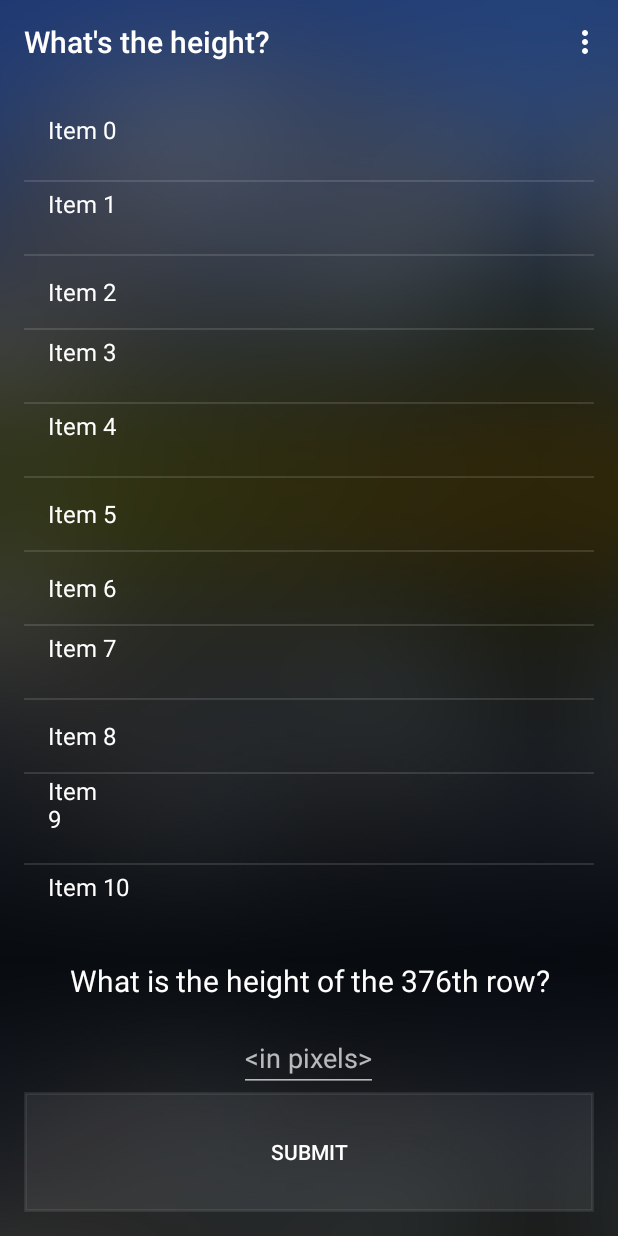
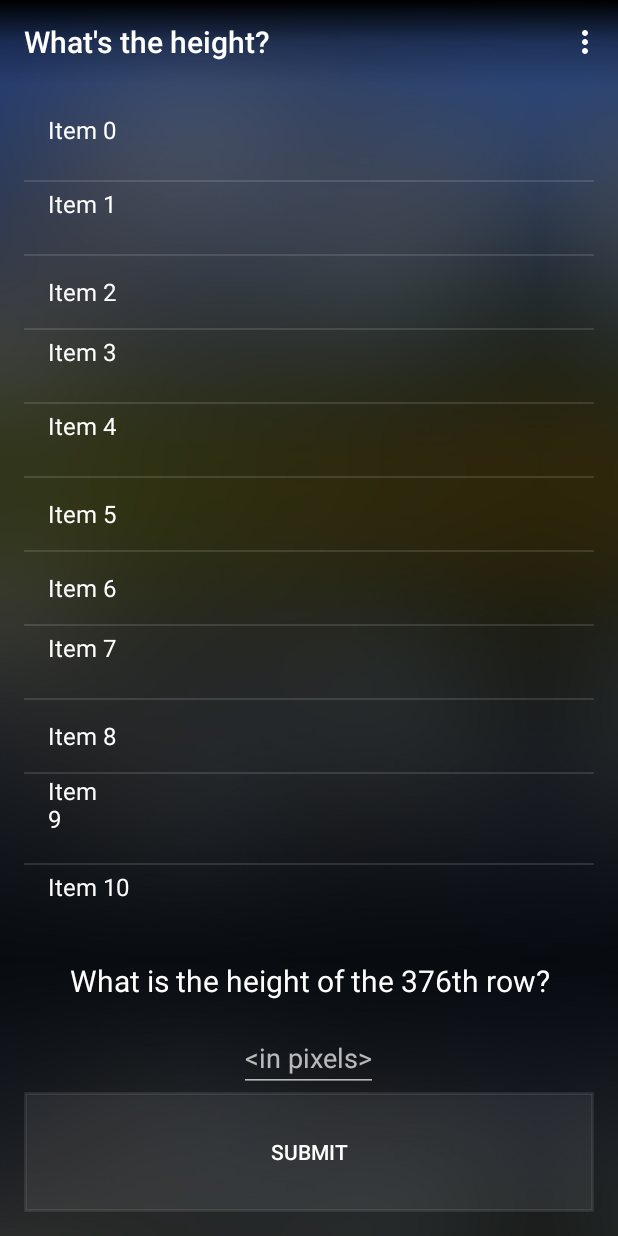
Before and after one commit to jasta/stetho-game, an Android app: the screen it shows after launch (MainActivity), on a phone screen of 412 x 824 dp. Run offline under Robolectric (Android 15) with nearby library versions, the phone set to English and light mode, and no system bars; our stand-ins replace ButterKnife; libraries missing offline, so code that uses them is left out: com.facebook.stetho, com.squareup.okhttp; pictures from the network do not load; 7 statements that could not run were skipped.

Commit message:
Added mostly untested crash achievement; a little visual flare in the action bar background

```diff
--- a/app/src/main/java/org/devtcg/stethogame/Achievements.java
+++ b/app/src/main/java/org/devtcg/stethogame/Achievements.java
@@ -25,7 +25,8 @@ public class Achievements {
     QUESTION_TOP_SCORE(R.string.achievement_top_gun),
     QUESTION_NETWORK_PASSWORD(R.string.achievement_steal_the_beacon),
     QUESTION_MODIFY_SETTING(R.string.achievement_modify_settings),
-    QUESTION_DUMPAPP_LOGIN(R.string.achievement_login);
+    QUESTION_DUMPAPP_LOGIN(R.string.achievement_login),
+    CRASH(R.string.achievement_crash);
 
     private final int mResId;
 
--- a/app/src/main/java/org/devtcg/stethogame/LoginActivity.java
+++ b/app/src/main/java/org/devtcg/stethogame/LoginActivity.java
@@ -10,7 +10,6 @@ import android.widget.Toast;
 import com.google.android.gms.common.api.PendingResult;
 import com.google.android.gms.common.api.ResultCallback;
 import com.google.android.gms.games.Games;
-import com.google.android.gms.games.achievement.*;
 import com.google.android.gms.games.achievement.Achievements;
 import com.google.example.games.basegameutils.GameHelper;
 
@@ -35,6 +34,7 @@ public class LoginActivity extends AppCompatActivity
     if (StethoGameApplication.USE_GOOGLE_PLAY) {
       mGameHelper = new GameHelper(this, GameHelper.CLIENT_GAMES);
       mGameHelper.enableDebugLog(true);
+
       mGameHelper.setup(this);
       GoogleApiClientInstance.set(mGameHelper.getApiClient());
     } else {
--- a/app/src/main/java/org/devtcg/stethogame/StethoGameApplication.java
+++ b/app/src/main/java/org/devtcg/stethogame/StethoGameApplication.java
@@ -10,6 +10,7 @@ import com.facebook.stetho.okhttp.StethoInterceptor;
 import com.squareup.okhttp.OkHttpClient;
 
 import java.util.ArrayList;
+import java.util.concurrent.TimeUnit;
 
 public class StethoGameApplication extends Application {
 
@@ -39,6 +40,25 @@ public class StethoGameApplication extends Application {
   @Override
   public void onCreate() {
     super.onCreate();
+
+    final Thread.UncaughtExceptionHandler previousHandler =
+        Thread.getDefaultUncaughtExceptionHandler();
+    Thread.setDefaultUncaughtExceptionHandler(new Thread.UncaughtExceptionHandler() {
+      @Override
+      public void uncaughtException(Thread thread, Throwable ex) {
+        Achievements.unlock(
+            StethoGameApplication.this,
+            Achievements.Achievement.CRASH);
+
+        // Provide a more graceful experience allowing the user to notice the crash before
+        // we go boom...
+        try {
+          Thread.sleep(4000, 0 /* nanos */);
+        } catch (InterruptedException e) {
+        }
+        previousHandler.uncaughtException(thread, ex);
+      }
+    });
 
     // This blocks, *sigh*...
     Achievements.syncStateFromDisk(this);
--- /dev/null
+++ b/app/src/main/res/drawable/action_bar_background.xml
@@ -0,0 +1,13 @@
+<shape
+    xmlns:android="http://schemas.android.com/apk/res/android"
+    android:shape="rectangle">
+
+  <gradient
+      android:startColor="#00000000"
+      android:centerColor="#44000000"
+      android:endColor="#ff000000"
+      android:angle="90"
+      android:dither="true"
+      />
+
+</shape>
--- a/app/src/main/res/values/styles.xml
+++ b/app/src/main/res/values/styles.xml
@@ -13,8 +13,8 @@
   </style>
 
   <style name="AppActionBar" parent="@style/Widget.AppCompat.ActionBar">
-    <item name="android:background">@android:color/transparent</item>
-    <item name="background">@android:color/transparent</item>
+    <item name="android:background">@drawable/action_bar_background</item>
+    <item name="background">@drawable/action_bar_background</item>
   </style>
 
   <style name="QuestionPrompt" parent="@android:style/TextAppearance.Large">
```
